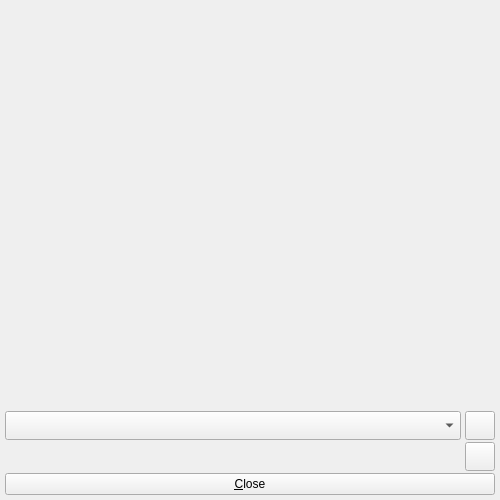
Old version of the form src/klflatexsymbols.ui in the repository CryFeiFei/klatexformula.
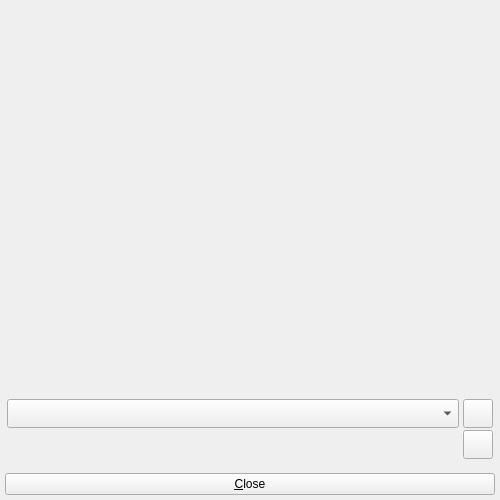
New version of the form. Icons and pictures are not drawn. Custom widgets are drawn as their Qt base class.

The edit to the form file:
```diff
--- a/src/klflatexsymbols.ui
+++ b/src/klflatexsymbols.ui
@@ -19,6 +19,9 @@
     <normaloff>:/pics/klatexformula-128.png</normaloff>:/pics/klatexformula-128.png</iconset>
   </property>
   <layout class="QGridLayout" name="lyt_KLFLatexSymbols">
+   <property name="verticalSpacing">
+    <number>4</number>
+   </property>
    <property name="margin">
     <number>5</number>
    </property>
@@ -51,12 +54,21 @@
       <number>0</number>
      </property>
      <layout class="QGridLayout" name="lyt_frmMain">
+      <property name="leftMargin">
+       <number>2</number>
+      </property>
+      <property name="topMargin">
+       <number>2</number>
+      </property>
+      <property name="rightMargin">
+       <number>2</number>
+      </property>
+      <property name="bottomMargin">
+       <number>10</number>
+      </property>
       <property name="horizontalSpacing">
        <number>4</number>
       </property>
-      <property name="margin">
-       <number>0</number>
-      </property>
       <item row="0" column="0" colspan="3">
        <widget class="QFrame" name="frmStackContainer">
         <property name="sizePolicy">
```
